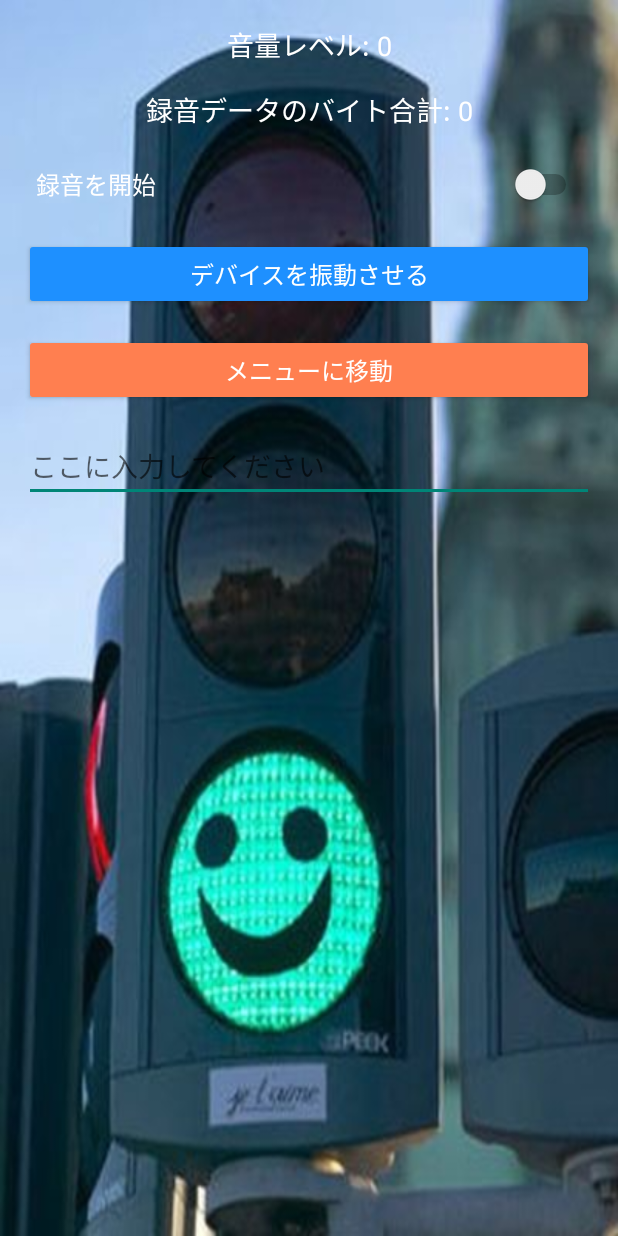
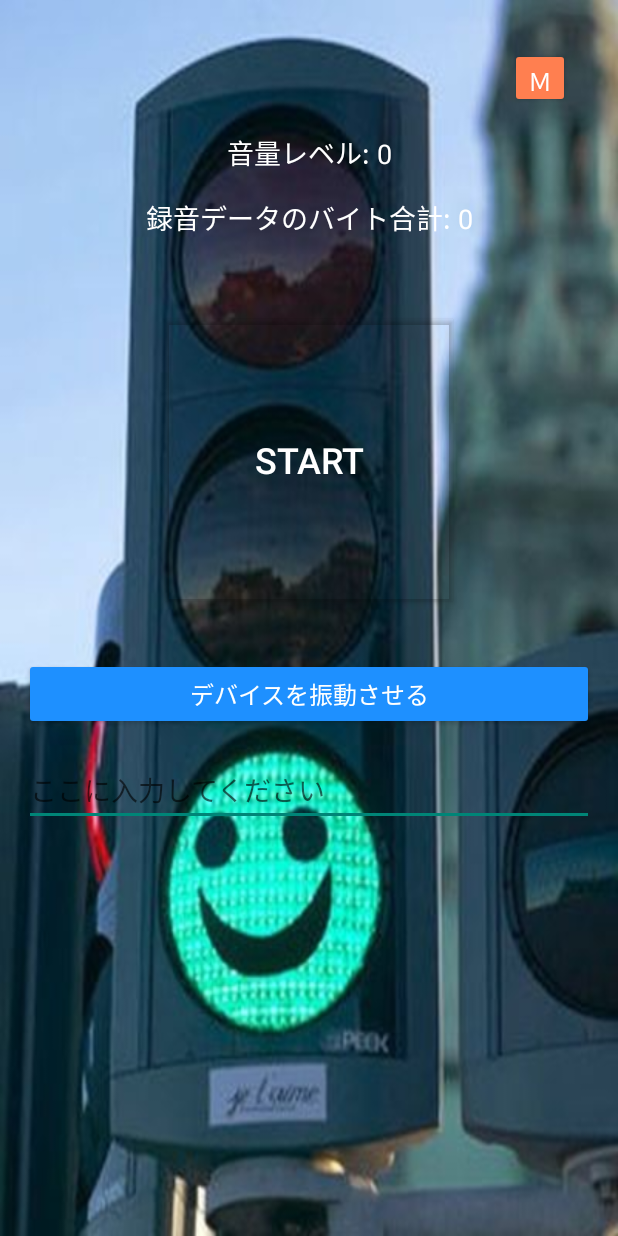
Before and after one commit to LU-A01/team4Application, an Android app built with Jetpack Compose: the screen it shows after launch (MainActivity2 before the commit, MainActivity after it), on a phone screen of 412 x 824 dp. Run offline under Robolectric (Android 15) with nearby library versions, the phone set to English and light mode, and no system bars.

Commit message:
Microphone implmenting in progres 8

```diff
--- a/app/src/main/AndroidManifest.xml
+++ b/app/src/main/AndroidManifest.xml
@@ -22,7 +22,7 @@
             android:exported="false"
             android:theme="@style/Theme.AppCompat.Light.NoActionBar" />
         <activity
-            android:name=".MainActivity2"
+            android:name=".MainActivity"
             android:exported="true"
             android:theme="@style/Theme.Team4Application">
             <intent-filter>
--- a/app/src/main/java/com/example/team4application/MainActivity2.kt
+++ /dev/null
@@ -1,189 +0,0 @@
-package com.example.team4application
-
-
-import android.content.Intent
-import android.media.AudioFormat
-import android.media.AudioRecord
-import android.media.MediaRecorder
-import android.os.Bundle
-import android.os.VibrationEffect
-import android.os.Vibrator
-import android.view.View
-import android.widget.Switch
-import android.widget.TextView
-import android.widget.Toast
-import androidx.activity.ComponentActivity
-import androidx.activity.enableEdgeToEdge
-import android.Manifest
-import android.content.pm.PackageManager
-import androidx.core.app.ActivityCompat
-import androidx.core.content.ContextCompat
-import java.util.*
-
-
-class MainActivity2 : ComponentActivity() {
-    private lateinit var vibrator: Vibrator
-    private lateinit var rmsTextView: TextView
-    private lateinit var toggleSwitch: Switch
-    private lateinit var resultTextView: TextView // 結果表示用
-
-    private val SAMPLE_RATE = 16000 // サンプリングレート
-    private val CHANNEL_CONFIG = AudioFormat.CHANNEL_IN_MONO
-    private val AUDIO_FORMAT = AudioFormat.ENCODING_PCM_16BIT
-    private val BUFFER_SIZE = AudioRecord.getMinBufferSize(SAMPLE_RATE, CHANNEL_CONFIG, AUDIO_FORMAT)
-
-    private val timings = longArrayOf(0, 100, 100, 100, 100, 100, 100, 100)
-    private val amplitudes = intArrayOf(0, 255, 0, 255, 0, 255, 0, 255)
-    private val repeatIndex = -1
-    private val PERMISSION_REQUEST_CODE = 1
-
-    private var isRecording = false // 録音状態を管理
-
-    override fun onCreate(savedInstanceState: Bundle?) {
-        super.onCreate(savedInstanceState)
-
-        setContentView(R.layout.activity_main)
-
-        vibrator = getSystemService(Vibrator::class.java)
-        rmsTextView = findViewById(R.id.rmsTextView) // TextViewの初期化
-        toggleSwitch = findViewById(R.id.toggleSwitch) // Switchの初期化
-        resultTextView = findViewById(R.id.resultTextView) // 結果表示用
-
-
-        // トグルボタンの状態変更リスナー
-        toggleSwitch.setOnCheckedChangeListener { _, isChecked ->
-            if (isChecked) {
-                startRecording()
-            } else {
-                stopRecording()
-            }
-        }
-    }
-    private fun checkAudioPermission(): Boolean {
-        // 権限が既に許可されているか確認
-        return ContextCompat.checkSelfPermission(this, Manifest.permission.RECORD_AUDIO) == PackageManager.PERMISSION_GRANTED
-    }
-
-    private fun requestAudioPermission() {
-        // 権限をリクエスト
-        ActivityCompat.requestPermissions(
-            this,
-            arrayOf(Manifest.permission.RECORD_AUDIO),
-            PERMISSION_REQUEST_CODE
-        )
-    }
-
-    override fun onRequestPermissionsResult(requestCode: Int, permissions: Array<String>, grantResults: IntArray) {
-        super.onRequestPermissionsResult(requestCode, permissions, grantResults)
-        if (requestCode == PERMISSION_REQUEST_CODE) {
-            if (grantResults.isNotEmpty() && grantResults[0] == PackageManager.PERMISSION_GRANTED) {
-                Toast.makeText(this, "マイク権限が許可されました", Toast.LENGTH_SHORT).show()
-            } else {
-                Toast.makeText(this, "マイク権限が必要です", Toast.LENGTH_SHORT).show()
-            }
-        }
-    }
-
-    // 録音を開始
-    private fun startRecording() {
-        isRecording = true
-
-        Thread {
-            if (checkAudioPermission()) {
-                val audioRecord = AudioRecord(
-                    MediaRecorder.AudioSource.MIC,
-                    SAMPLE_RATE,
-                    CHANNEL_CONFIG,
-                    AUDIO_FORMAT,
-                    BUFFER_SIZE
-                )
-
-            val buffer = ByteArray(BUFFER_SIZE)
-            val audioData = ByteArray(SAMPLE_RATE * 2) // 1秒分のデータ用バッファ（16bit -> 2bytes）
-            var offset = 0
-
-            audioRecord.startRecording()
-
-            while (isRecording) {
-                val numRead = audioRecord.read(buffer, 0, buffer.size)
-                if (numRead > 0 && offset + numRead <= audioData.size) {
-                    System.arraycopy(buffer, 0, audioData, offset, numRead)
-                    offset += numRead
-                }
-
-                // 音量レベルを計算して表示
-                val rms = calculateRms(buffer)
-                runOnUiThread {
-                    rmsTextView.text = "音量レベル (RMS): %.2f".format(rms)
-                }
-
-                // 音量レベルが一定以上なら振動
-                if (rms >= 100) {
-                    vibrate()
-                }
-            }
-
-            audioRecord.stop()
-            audioRecord.release()
-
-            // 最終データを処理
-            processAudioData(audioData)
-            } else {
-                runOnUiThread {
-                    Toast.makeText(this, "マイク権限がありません", Toast.LENGTH_SHORT).show()
-                    requestAudioPermission() // 権限リクエスト
-                }
-            }
-        }.start()
-
-        Toast.makeText(this, "録音を開始しました", Toast.LENGTH_SHORT).show()
-    }
-
-    // 録音を停止
-    private fun stopRecording() {
-        isRecording = false
-        Toast.makeText(this, "録音を停止しました", Toast.LENGTH_SHORT).show()
-    }
-
-    // 音声データを処理する関数
-    private fun processAudioData(audioData: ByteArray) {
-        // バイト値の合計を計算
-        val byteSum = calculateByteSum(audioData)
-
-        // 合計値をTextViewに表示
-        val resultText = "録音データのバイト合計: $byteSum"
-        resultTextView.text = resultText
-    }
-
-    // バイト値の合計を計算する関数
-    private fun calculateByteSum(audioData: ByteArray): Long {
-        var sum: Long = 0
-        for (byte in audioData) {
-            sum += byte.toUByte().toLong() // 符号なしのバイト値を加算
-        }
-        return sum
-    }
-
-    // 音量レベル（RMS）を計算する
-    private fun calculateRms(buffer: ByteArray): Double {
-        var sum = 0.0
-        for (b in buffer) {
-            val normalized = b / 128.0 // Byte を -1.0～1.0 に正規化
-            sum += normalized * normalized
-        }
-        return Math.sqrt(sum / buffer.size)
-    }
-
-    // デバイスを振動させる
-    private fun vibrate() {
-        if (::vibrator.isInitialized && vibrator.hasVibrator()) {
-            vibrator.vibrate(VibrationEffect.createWaveform(timings, amplitudes, repeatIndex))
-        }
-    }
-
-    // 画面遷移
-    fun moveToMenu(view: View) {
-        val intent = Intent(this@MainActivity2, VibrateMenuActivity::class.java)
-        startActivity(intent)
-    }
-}
--- a/app/src/main/res/layout/activity_main.xml
+++ b/app/src/main/res/layout/activity_main.xml
@@ -7,7 +7,24 @@
     android:orientation="vertical"
     android:padding="16dp"
     android:background="@drawable/blue_signal"
-    tools:context=".MainActivity2">
+    tools:context=".MainActivity">
+
+    <!-- メニューに移動するボタン -->
+    <Button
+        android:id="@+id/button2"
+        android:layout_width="40dp"
+        android:layout_height="40dp"
+        android:layout_alignParentEnd="true"
+        android:layout_gravity="right"
+        android:layout_margin="16dp"
+        android:onClick="moveToMenu"
+        android:text="ｍ"
+        android:textSize="16sp"
+        android:backgroundTint="#ff7f50"
+        android:textColor="#ffffff"
+        android:contentDescription="Menu" />
+
+
 
     <!-- 音量レベルを表示するテキストビュー -->
     <TextView
@@ -31,17 +48,24 @@
         android:textColor="#ffffff"
         android:gravity="center_horizontal" />
 
+
+    <!-- 中央に配置するスタートボタン -->
+    <Button
+        android:id="@+id/startButton"
+        android:layout_width="200dp"
+        android:layout_height="200dp"
+        android:layout_gravity="center"
+        android:backgroundTint="#00B7B8BD"
+        android:text="START"
+        android:textSize="24sp"
+        android:textColor="#ffffff"
+        android:elevation="8dp"
+        android:layout_marginTop="32dp"
+        android:layout_marginBottom="32dp"
+        android:gravity="center"
+        android:onClick="startAction" />
     <!-- 音声録音を開始/停止するスイッチ -->
-    <Switch
-        android:id="@+id/toggleSwitch"
-        android:layout_width="match_parent"
-        android:layout_height="wrap_content"
-        android:layout_marginBottom="16dp"
-        android:text="録音を開始"
-        android:textSize="16sp"
-        android:padding="8dp"
-        android:gravity="center_vertical"
-        android:textColor="#ffffff" />
+
 
     <!-- デバイスを振動させるボタン -->
     <Button
@@ -55,17 +79,7 @@
         android:backgroundTint="#1e90ff"
         android:textColor="#ffffff" />
 
-    <!-- メニューに移動するボタン -->
-    <Button
-        android:id="@+id/button2"
-        android:layout_width="match_parent"
-        android:layout_height="wrap_content"
-        android:layout_marginBottom="16dp"
-        android:onClick="moveToMenu"
-        android:text="メニューに移動"
-        android:textSize="16sp"
-        android:backgroundTint="#ff7f50"
-        android:textColor="#ffffff" />
+
 
     <!-- テキスト入力フィールド -->
     <EditText
```
Also changed, not shown: app/src/main/java/com/example/team4application/MainActivity.kt (+137 -79 lines).
